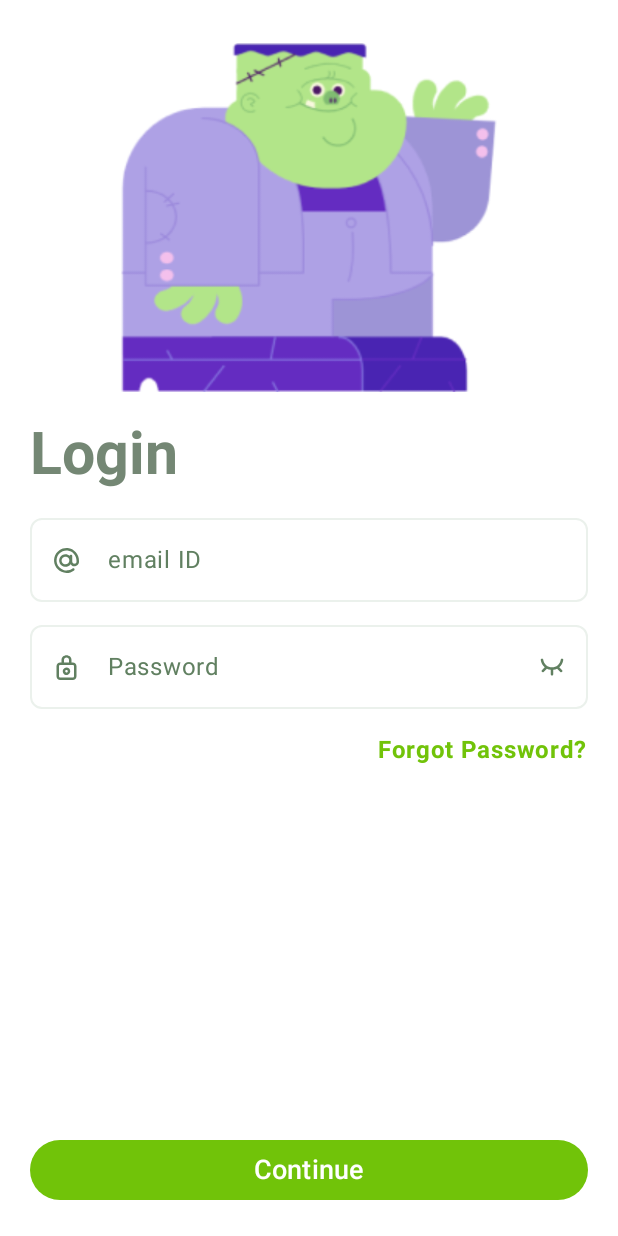
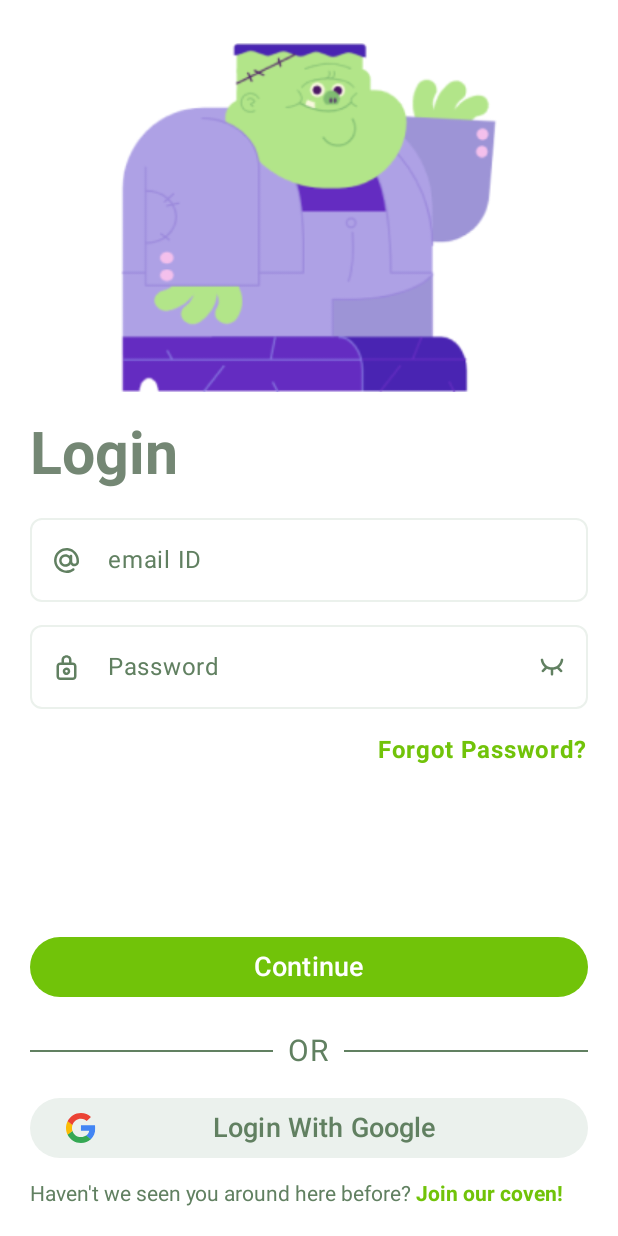
Before and after one commit to DevHumbleChris/jetpack-compose-login-registration-samples, an Android app built with Jetpack Compose: the screen it shows after launch (MainActivity), on a phone screen of 412 x 824 dp. Run offline under Robolectric (Android 15) with nearby library versions, the phone set to English and light mode, and no system bars.

Commit message:
finished creating the Login Screen

```diff
--- a/halloween/app/src/main/java/com/montanainc/halloween/components/AppComponents.kt
+++ b/halloween/app/src/main/java/com/montanainc/halloween/components/AppComponents.kt
@@ -1,25 +1,25 @@
 package com.montanainc.halloween.components
 
+import android.util.Log
 import androidx.compose.foundation.Image
-import androidx.compose.foundation.background
-import androidx.compose.foundation.layout.Arrangement
-import androidx.compose.foundation.layout.Box
 import androidx.compose.foundation.layout.Column
-import androidx.compose.foundation.layout.fillMaxSize
+import androidx.compose.foundation.layout.Row
+import androidx.compose.foundation.layout.Spacer
 import androidx.compose.foundation.layout.fillMaxWidth
-import androidx.compose.foundation.layout.heightIn
+import androidx.compose.foundation.layout.height
 import androidx.compose.foundation.layout.padding
 import androidx.compose.foundation.layout.size
+import androidx.compose.foundation.text.ClickableText
 import androidx.compose.foundation.text.KeyboardOptions
 import androidx.compose.material3.Button
 import androidx.compose.material3.ButtonDefaults
+import androidx.compose.material3.Divider
 import androidx.compose.material3.ExperimentalMaterial3Api
 import androidx.compose.material3.Icon
 import androidx.compose.material3.IconButton
 import androidx.compose.material3.MaterialTheme
 import androidx.compose.material3.OutlinedTextField
 import androidx.compose.material3.Text
-import androidx.compose.material3.TextFieldColors
 import androidx.compose.material3.TextFieldDefaults
 import androidx.compose.runtime.Composable
 import androidx.compose.runtime.getValue
@@ -30,22 +30,27 @@ import androidx.compose.ui.Alignment
 import androidx.compose.ui.Modifier
 import androidx.compose.ui.graphics.Color
 import androidx.compose.ui.res.painterResource
+import androidx.compose.ui.text.SpanStyle
+import androidx.compose.ui.text.buildAnnotatedString
 import androidx.compose.ui.text.font.FontWeight
 import androidx.compose.ui.text.input.KeyboardType
 import androidx.compose.ui.text.input.PasswordVisualTransformation
 import androidx.compose.ui.text.input.VisualTransformation
+import androidx.compose.ui.text.style.TextAlign
+import androidx.compose.ui.text.withStyle
 import androidx.compose.ui.unit.dp
 import androidx.compose.ui.unit.sp
 import com.montanainc.halloween.R
+import com.montanainc.halloween.ui.theme.BgSocial
 import com.montanainc.halloween.ui.theme.BorderColor
 import com.montanainc.halloween.ui.theme.BrandColor
 import com.montanainc.halloween.ui.theme.Primary
 import com.montanainc.halloween.ui.theme.Tertirary
 
 @Composable
-fun ImageComponent() {
+fun ImageComponent(image: Int) {
     Image(
-        painter = painterResource(id = R.drawable.sweet_franky),
+        painter = painterResource(id = image),
         contentDescription = null,
         modifier = Modifier
             .fillMaxWidth()
@@ -66,7 +71,7 @@ fun HeadingTextComponent(heading: String) {
 
 @OptIn(ExperimentalMaterial3Api::class)
 @Composable
-fun MyTextField(labelVal: String) {
+fun MyTextField(labelVal: String, icon: Int) {
     var textVal by remember {
         mutableStateOf("")
     }
@@ -87,7 +92,7 @@ fun MyTextField(labelVal: String) {
         },
         leadingIcon = {
             Icon(
-                painter = painterResource(id = R.drawable.at_symbol),
+                painter = painterResource(id = icon),
                 contentDescription = "at_symbol",
                 tint = Tertirary
             )
@@ -97,7 +102,7 @@ fun MyTextField(labelVal: String) {
 
 @OptIn(ExperimentalMaterial3Api::class)
 @Composable
-fun PasswordInputComponent() {
+fun PasswordInputComponent(labelVal: String) {
     var password by remember {
         mutableStateOf("")
     }
@@ -117,7 +122,7 @@ fun PasswordInputComponent() {
         ),
         shape = MaterialTheme.shapes.small,
         placeholder = {
-            Text(text = "Password", color = Tertirary)
+            Text(text = labelVal, color = Tertirary)
         },
         leadingIcon = {
             Icon(
@@ -155,25 +160,99 @@ fun ForgotPasswordTextComponent() {
 }
 
 @Composable
-fun BottomComponent() {
-    Box (
-        modifier = Modifier.fillMaxSize(),
-        contentAlignment = Alignment.BottomStart
-    ){
-        Column {
+fun MyButton(labelVal: String) {
     Button(
         onClick = { /*TODO*/ },
         colors = ButtonDefaults.buttonColors(
             containerColor = BrandColor
         ),
-                modifier = Modifier.fillMaxWidth().padding(top = 40.dp)
+        modifier = Modifier
+            .fillMaxWidth()
+            .padding(top = 40.dp)
     ) {
         Text(
-                    text = "Continue",
+            text = labelVal,
             color = Color.White,
             fontSize = 18.sp
         )
     }
 }
+
+@Composable
+fun BottomComponent() {
+    Column {
+        MyButton(labelVal = "Continue")
+        Spacer(modifier = Modifier.height(10.dp))
+        Row(
+            verticalAlignment = Alignment.CenterVertically,
+            modifier = Modifier.fillMaxWidth()
+        ) {
+            Divider(
+                modifier = Modifier
+                    .fillMaxWidth()
+                    .weight(1f),
+                thickness = 1.dp,
+                color = Tertirary
+            )
+            Text(
+                text = "OR",
+                modifier = Modifier.padding(10.dp),
+                color = Tertirary,
+                fontSize = 20.sp
+            )
+            Divider(
+                modifier = Modifier
+                    .fillMaxWidth()
+                    .weight(1f),
+                thickness = 1.dp,
+                color = Tertirary
+            )
+        }
+        Spacer(modifier = Modifier.height(5.dp))
+        Button(
+            onClick = { /*TODO*/ },
+            modifier = Modifier
+                .fillMaxWidth(),
+            colors = ButtonDefaults.outlinedButtonColors(
+                containerColor = BgSocial
+            )
+        ) {
+            Row(
+                modifier = Modifier.fillMaxWidth(),
+                verticalAlignment = Alignment.CenterVertically,
+            ) {
+                Image(
+                    painter = painterResource(id = R.drawable.google),
+                    contentDescription = "google icon"
+                )
+                Text(
+                    text = "Login With Google",
+                    fontSize = 18.sp,
+                    color = Tertirary,
+                    textAlign = TextAlign.Center,
+                    modifier = Modifier.fillMaxWidth()
+                )
             }
         }
+    }
+}
+
+@Composable
+fun BottomLoginTextComponent(initialText: String, action: String) {
+    val annotatedString = buildAnnotatedString {
+        withStyle(style = SpanStyle(color = Tertirary)) {
+            append(initialText)
+        }
+        withStyle(style = SpanStyle(color = BrandColor, fontWeight = FontWeight.Bold)) {
+            pushStringAnnotation(tag = action, annotation = action)
+            append(action)
+        }
+    }
+
+    ClickableText(text = annotatedString, onClick = {
+        annotatedString.getStringAnnotations(it, it)
+            .firstOrNull()?.also { span ->
+                Log.d("BottomLoginTextComponent", "${span.item} is Clicked")
+            }
+    })
+}
--- a/halloween/app/src/main/java/com/montanainc/halloween/screens/LoginScreen.kt
+++ b/halloween/app/src/main/java/com/montanainc/halloween/screens/LoginScreen.kt
@@ -1,6 +1,7 @@
 package com.montanainc.halloween.screens
 
 import androidx.compose.foundation.layout.Arrangement
+import androidx.compose.foundation.layout.Box
 import androidx.compose.foundation.layout.Column
 import androidx.compose.foundation.layout.Row
 import androidx.compose.foundation.layout.Spacer
@@ -8,16 +9,15 @@ import androidx.compose.foundation.layout.fillMaxSize
 import androidx.compose.foundation.layout.fillMaxWidth
 import androidx.compose.foundation.layout.height
 import androidx.compose.foundation.layout.padding
-import androidx.compose.material3.ExperimentalMaterial3Api
-import androidx.compose.material3.OutlinedTextField
 import androidx.compose.material3.Surface
-import androidx.compose.material3.Text
 import androidx.compose.runtime.Composable
 import androidx.compose.ui.Alignment
 import androidx.compose.ui.Modifier
 import androidx.compose.ui.graphics.Color
 import androidx.compose.ui.unit.dp
+import com.montanainc.halloween.R
 import com.montanainc.halloween.components.BottomComponent
+import com.montanainc.halloween.components.BottomLoginTextComponent
 import com.montanainc.halloween.components.ForgotPasswordTextComponent
 import com.montanainc.halloween.components.HeadingTextComponent
 import com.montanainc.halloween.components.ImageComponent
@@ -33,14 +33,14 @@ fun LoginScreen() {
         Column(
             modifier = Modifier.padding(20.dp)
         ) {
-            ImageComponent()
+            ImageComponent(image = R.drawable.sweet_franky)
             Spacer(modifier = Modifier.height(10.dp))
             HeadingTextComponent(heading = "Login")
             Spacer(modifier = Modifier.height(20.dp))
             Column {
-                MyTextField(labelVal = "email ID")
+                MyTextField(labelVal = "email ID", R.drawable.at_symbol)
                 Spacer(modifier = Modifier.height(15.dp))
-                PasswordInputComponent()
+                PasswordInputComponent(labelVal = "Password")
                 Spacer(modifier = Modifier.height(15.dp))
                 Row(
                     horizontalArrangement = Arrangement.End,
@@ -48,7 +48,19 @@ fun LoginScreen() {
                 ) {
                     ForgotPasswordTextComponent()
                 }
-                BottomComponent()
+                Box(
+                    modifier = Modifier.fillMaxSize(),
+                    contentAlignment = Alignment.BottomStart
+                ) {
+                    Column {
+                        BottomComponent()
+                        Spacer(modifier = Modifier.height(12.dp))
+                        BottomLoginTextComponent(
+                            initialText = "Haven't we seen you around here before?",
+                            action = " Join our coven!"
+                        )
+                    }
+                }
             }
         }
     }
--- a/halloween/app/src/main/java/com/montanainc/halloween/ui/theme/Color.kt
+++ b/halloween/app/src/main/java/com/montanainc/halloween/ui/theme/Color.kt
@@ -15,3 +15,4 @@ val Secondary = Color(0xFF768475)
 val BrandColor = Color(0xFF71c309)
 val BorderColor = Color(0xFFEBF1EC)
 val Tertirary = Color(0xFF618061)
+val BgSocial = Color(0xFFebf1ed)
--- /dev/null
+++ b/halloween/app/src/main/res/drawable/google.xml
@@ -0,0 +1,22 @@
+<vector xmlns:android="http://schemas.android.com/apk/res/android"
+    android:width="20dp"
+    android:height="20dp"
+    android:viewportWidth="20"
+    android:viewportHeight="20">
+  <group>
+    <clip-path
+        android:pathData="M0,0h19.55v20h-19.55z"/>
+    <path
+        android:pathData="M19.537,10.187C19.537,9.368 19.47,8.77 19.326,8.15H9.97V11.848H15.462C15.351,12.767 14.753,14.151 13.424,15.081L13.406,15.205L16.364,17.497L16.569,17.517C18.451,15.779 19.537,13.221 19.537,10.187Z"
+        android:fillColor="#4285F4"/>
+    <path
+        android:pathData="M9.97,19.931C12.66,19.931 14.919,19.045 16.569,17.517L13.424,15.081C12.583,15.668 11.453,16.078 9.97,16.078C7.334,16.078 5.098,14.34 4.3,11.937L4.183,11.947L1.107,14.327L1.067,14.439C2.706,17.694 6.072,19.931 9.97,19.931Z"
+        android:fillColor="#34A853"/>
+    <path
+        android:pathData="M4.3,11.937C4.09,11.316 3.968,10.652 3.968,9.966C3.968,9.279 4.09,8.615 4.289,7.995L4.284,7.863L1.169,5.444L1.067,5.492C0.392,6.843 0.004,8.36 0.004,9.966C0.004,11.571 0.392,13.088 1.067,14.439L4.3,11.937Z"
+        android:fillColor="#FBBC05"/>
+    <path
+        android:pathData="M9.97,3.853C11.841,3.853 13.103,4.662 13.823,5.337L16.635,2.591C14.908,0.985 12.66,0 9.97,0C6.072,0 2.706,2.237 1.067,5.492L4.289,7.995C5.098,5.592 7.334,3.853 9.97,3.853Z"
+        android:fillColor="#EB4335"/>
+  </group>
+</vector>
```
Lines whose indentation alone changed are shown as unchanged.
